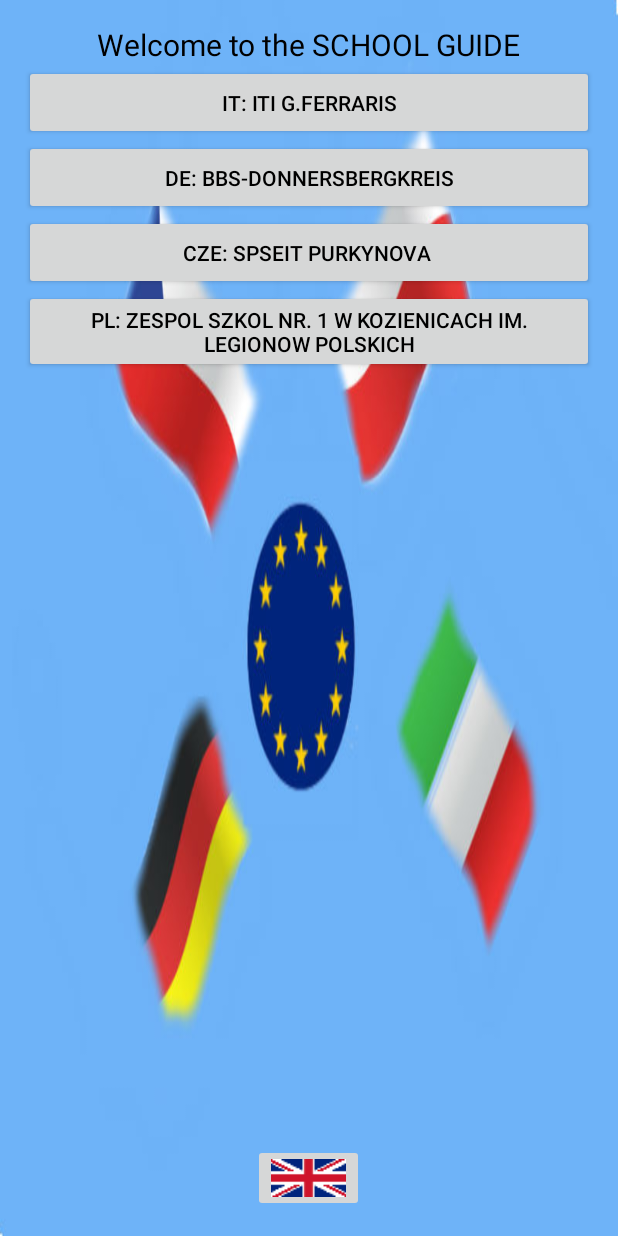
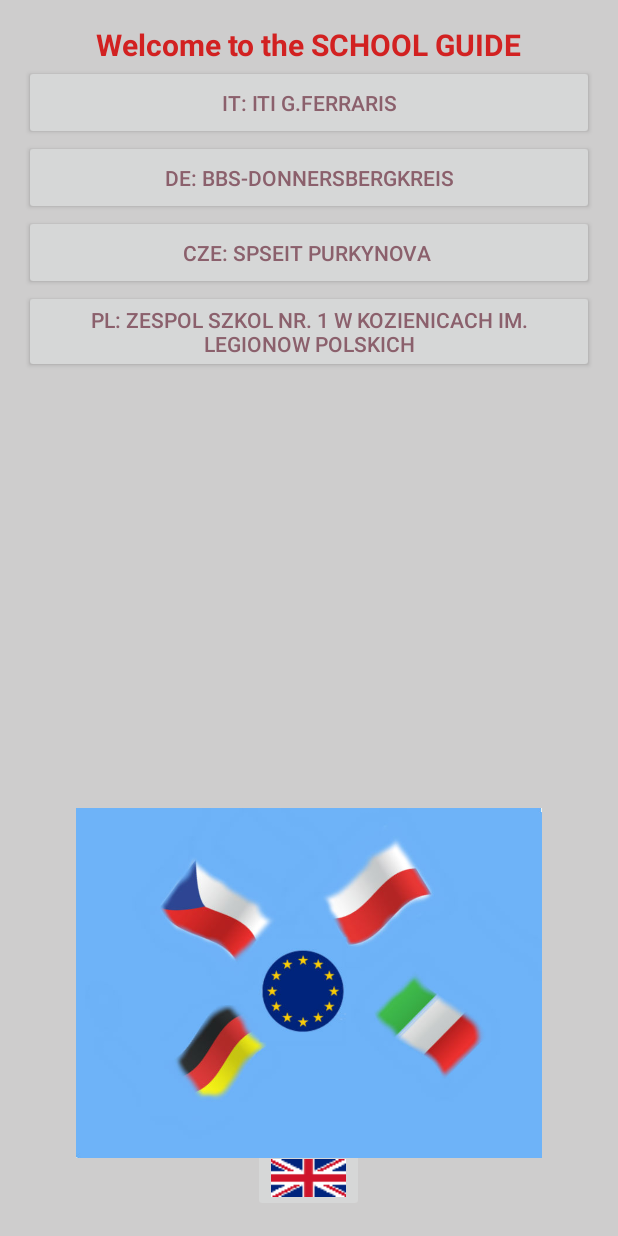
Before and after one commit to Hojang2/EUAPP-Last_version, an Android app: the screen it shows after launch (MainActivity), on a phone screen of 412 x 824 dp. Run offline under Robolectric (Android 15) with nearby library versions, the phone set to English and light mode, and no system bars.

Commit message:
update design

```diff
--- a/app/src/main/res/layout/activity_main.xml
+++ b/app/src/main/res/layout/activity_main.xml
@@ -9,7 +9,7 @@
     android:paddingLeft="@dimen/activity_horizontal_margin"
     android:paddingRight="@dimen/activity_horizontal_margin"
     android:paddingTop="@dimen/activity_vertical_margin"
-    android:background="@drawable/background"
+    android:background="@color/backround"
     tools:context="de.bbs_donnersbergkreis.www.schoolapp.MainActivity">
 
 
@@ -20,7 +20,9 @@
         android:textSize="20dp"
         android:id="@+id/textView"
         android:layout_centerHorizontal="true"
-        android:textColor="#000000"  />
+        android:textColor="@color/colorHeadlineText"
+        android:textStyle="bold"
+        />
 
     <Button
         android:layout_width="200dp"
@@ -33,7 +35,7 @@
         android:layout_alignParentEnd="true"
         android:layout_alignParentLeft="true"
         android:layout_alignParentStart="true"
-        android:textColor="#000000"/>
+        android:textColor="@color/colorAccent"/>
     <Button
         android:layout_width="200dp"
         android:layout_height="50dp"
@@ -45,7 +47,7 @@
         android:layout_alignParentEnd="true"
         android:layout_alignParentLeft="true"
         android:layout_alignParentStart="true"
-        android:textColor="#000000"/>
+        android:textColor="@color/colorAccent"/>
     <Button
         android:layout_width="200dp"
         android:layout_height="50dp"
@@ -57,7 +59,7 @@
         android:layout_alignParentEnd="true"
         android:layout_alignParentLeft="true"
         android:layout_alignParentStart="true"
-        android:textColor="#000000"/>
+        android:textColor="@color/colorAccent"/>
     <Button
         android:layout_width="wrap_content"
         android:layout_height="wrap_content"
@@ -69,7 +71,7 @@
         android:layout_alignParentEnd="true"
         android:layout_alignParentLeft="true"
         android:layout_alignParentStart="true"
-        android:textColor="#000000"/>
+        android:textColor="@color/colorAccent"/>
 
     <ImageButton
         android:layout_width="wrap_content"
@@ -79,5 +81,14 @@
         android:layout_alignParentBottom="true"
         android:layout_centerHorizontal="true" />
 
+    <ImageView
+        android:id="@+id/imageView11"
+        android:layout_width="wrap_content"
+        android:layout_height="233dp"
+        android:layout_alignParentBottom="true"
+        android:layout_centerHorizontal="true"
+        android:layout_marginBottom="36dp"
+        app:srcCompat="@drawable/background" />
+
 
 </RelativeLayout>
--- a/app/src/main/res/values/colors.xml
+++ b/app/src/main/res/values/colors.xml
@@ -1,10 +1,10 @@
 <?xml version="1.0" encoding="utf-8"?>
 <resources>
     <color name="colorPrimary">#3F51B5</color>
-    <color name="colorPrimaryDark">#303F9F</color>
-    <color name="colorAccent">#FF4081</color>
-    <color name="colorOrange">#FF8C00</color>
-
+    <color name="colorPrimaryDark">#7b1414</color>
+    <color name="colorAccent">#8b606c</color>
+    <color name="colorHeadlineText">#d22121</color>
+    <color name="backround">#cecdcd</color>
     <color name="black_overlay">#66000000</color>
 
 </resources>
```
Also changed, not shown: app/src/main/java/de/bbs_donnersbergkreis/www/schoolapp/Germany/Germany_menu.java (+1 -7 lines), app/src/main/res/layout/activity_cze__pictures.xml (+11 -1 lines), app/src/main/res/layout/activity_cze_discussion.xml (+13 -1 lines), app/src/main/res/layout/activity_cze_history.xml (+12 -2 lines), app/src/main/res/layout/activity_czech.xml (+13 -3 lines), app/src/main/res/layout/activity_germany__history_of_school.xml (+12 -3 lines), app/src/main/res/layout/activity_germany_menu.xml (+13 -3 lines), app/src/main/res/layout/activity_it_discuss.xml (+13 -0 lines), app/src/main/res/layout/activity_it_history.xml (+11 -1 lines), app/src/main/res/layout/activity_italy.xml (+13 -3 lines), app/src/main/res/layout/activity_poland.xml (+12 -3 lines), 2 other files.
